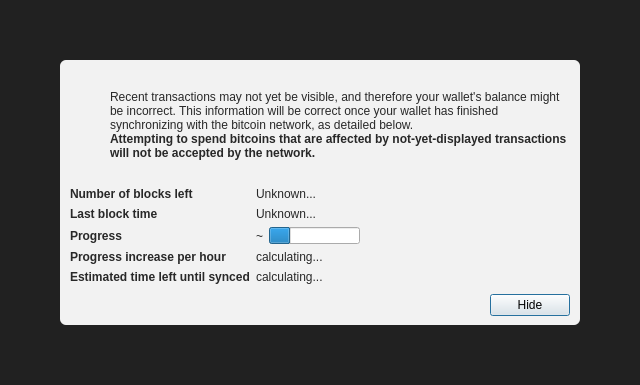
This is src/qt/forms/modaloverlay.ui in vovanchik-net/taler as Qt 5 draws it before an edit. The edited form follows.
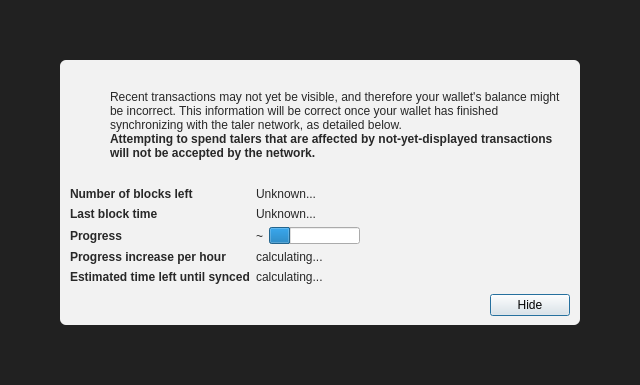
This is the edited form. Icons and pictures are not drawn. Custom widgets are drawn as their Qt base class.

Patch:
```diff
--- a/src/qt/forms/modaloverlay.ui
+++ b/src/qt/forms/modaloverlay.ui
@@ -130,7 +130,7 @@
              <item>
               <widget class="QLabel" name="infoText">
                <property name="text">
-                <string>Recent transactions may not yet be visible, and therefore your wallet's balance might be incorrect. This information will be correct once your wallet has finished synchronizing with the bitcoin network, as detailed below.</string>
+                <string>Recent transactions may not yet be visible, and therefore your wallet's balance might be incorrect. This information will be correct once your wallet has finished synchronizing with the taler network, as detailed below.</string>
                </property>
                <property name="textFormat">
                 <enum>Qt::RichText</enum>
@@ -149,7 +149,7 @@
                 </font>
                </property>
                <property name="text">
-                <string>Attempting to spend bitcoins that are affected by not-yet-displayed transactions will not be accepted by the network.</string>
+                <string>Attempting to spend talers that are affected by not-yet-displayed transactions will not be accepted by the network.</string>
                </property>
                <property name="textFormat">
                 <enum>Qt::RichText</enum>
```
